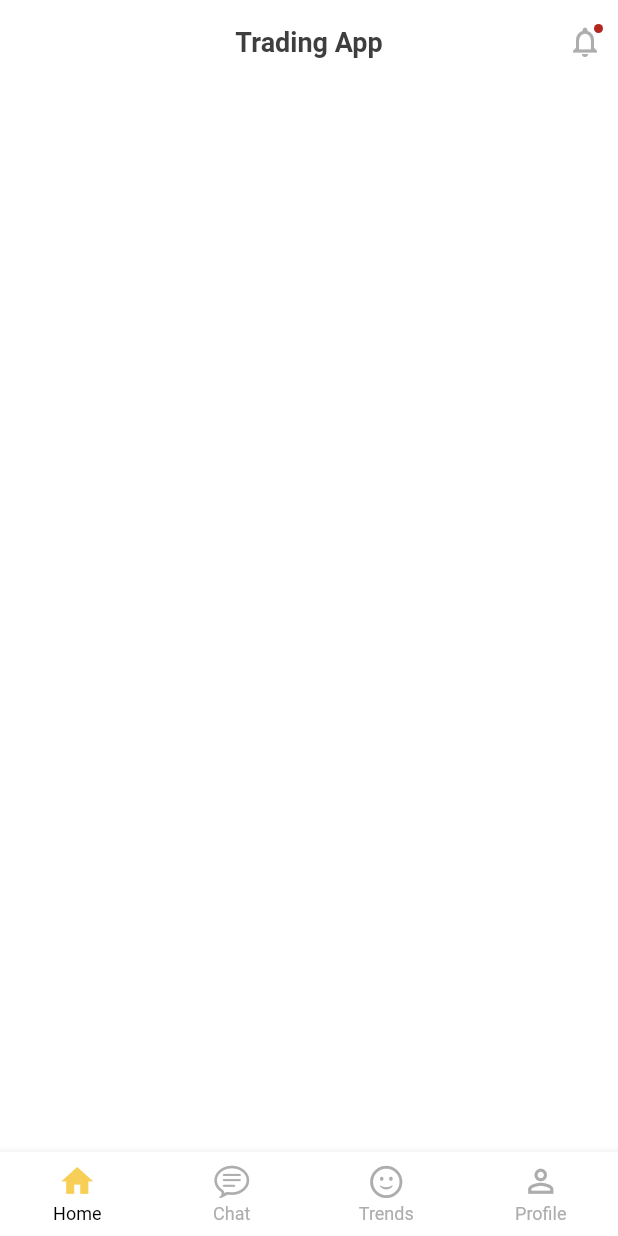
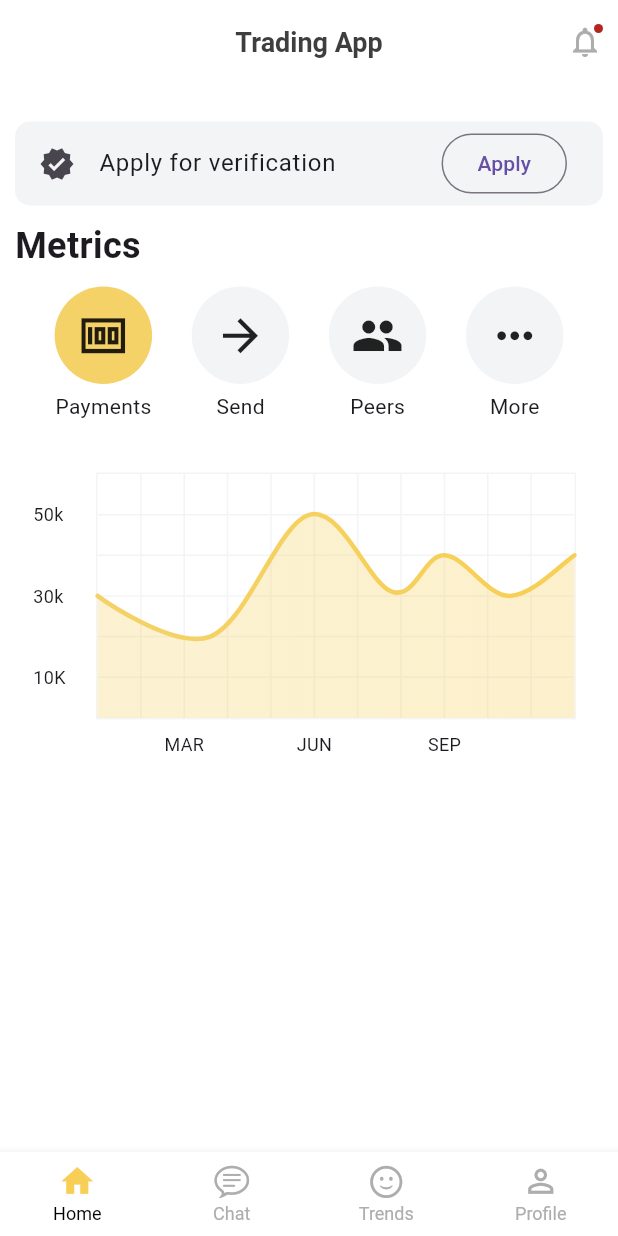
Before and after one commit to MuhammadBilalEllahi/Signal-Trader, a Flutter app: the screen it shows once a user with an empty profile is signed in, on a phone screen of 412 x 824 dp. Run offline on Flutter 3.47's test engine with Material 3 defaults, Android fonts, the phone set to English and light mode, and no system bars; drawn by our look-alikes of fl_chart; our stand-ins replace auth_buttons, firebase_auth, firebase_core, google_fonts, google_sign_in, hexcolor and 2 more; accounts and stored records are empty.

Commit message:
home_charts_auth_profile

```diff
--- a/lib/pages/root/home/Home.dart
+++ b/lib/pages/root/home/Home.dart
@@ -1,4 +1,8 @@
 import 'package:flutter/material.dart';
+import 'package:hexcolor/hexcolor.dart';
+import 'package:tradingapp/pages/root/home/components/FlChart.dart';
+import 'package:tradingapp/pages/root/home/components/HomeButtons.dart';
+import 'package:tradingapp/pages/services/constants/constants.dart';
 
 class Home extends StatefulWidget {
   const Home({super.key});
@@ -11,7 +15,38 @@ class _HomeState extends State<Home> {
   @override
   Widget build(BuildContext context) {
     return Scaffold(
-      appBar: AppBar(title: Text("Trading App"),centerTitle: true,
+      body: ListView(
+        padding: EdgeInsets.symmetric(horizontal: 10),
+        children: [
+          SizedBox(height: 25),
+          ListTile(
+            shape: RoundedRectangleBorder(
+              borderRadius: BorderRadius.circular(10)
+            ),
+            tileColor: HexColor("f3f4f6"),
+            leading: Icon(Icons.verified),
+            title: Text("Apply for verification"),
+            trailing: OutlinedButton(onPressed: (){}, child: Text("Apply")),
+          ),
+          SizedBox(height: 10),
+          Text("Metrics", style: TextStyle(fontSize: 24, fontWeight: FontWeight.w600),),
+          SizedBox(height: 10),
+          Row(
+            mainAxisSize: MainAxisSize.max,
+            mainAxisAlignment: MainAxisAlignment.spaceEvenly,
+            crossAxisAlignment: CrossAxisAlignment.center,
+            children: [
+              Homebuttons(onTap: (){}, icon: Icons.money_sharp, color: HexColor("#f4d267"), text: "Payments",),
+              Homebuttons(onTap: (){}, icon: Icons.arrow_forward, color: HexColor("#f3f4f6"), text: "Send",),
+              Homebuttons(onTap: (){}, icon: Icons.people, color: HexColor("#f3f4f6"), text: "Peers",),
+              Homebuttons(onTap: (){}, icon: Icons.more_horiz_outlined, color: HexColor("f3f4f6"), text: "More",)
+            ],
+          ),
+          SizedBox(height: 10,),
+          LineChartSample2()
+        ],
+      ),
+      appBar: AppBar(title: Text(AppConstants.appName),centerTitle: true,
       actions: [
         Padding(
           padding: const EdgeInsets.only(right: 10),
--- /dev/null
+++ b/lib/pages/root/home/components/FlChart.dart
@@ -0,0 +1,296 @@
+import 'package:fl_chart/fl_chart.dart';
+import 'package:flutter/material.dart';
+import 'package:hexcolor/hexcolor.dart';
+
+class LineChartSample2 extends StatefulWidget {
+  const LineChartSample2({super.key});
+
+  @override
+  State<LineChartSample2> createState() => _LineChartSample2State();
+}
+
+class _LineChartSample2State extends State<LineChartSample2> {
+  List<Color> gradientColors = [
+    HexColor("f4d267"),
+    HexColor("f7cf56")
+
+      ];
+
+  bool showAvg = false;
+
+  @override
+  Widget build(BuildContext context) {
+    return Stack(
+      children: <Widget>[
+        AspectRatio(
+          aspectRatio: 1.70,
+          child: Padding(
+            padding: const EdgeInsets.only(
+              right: 18,
+              left: 12,
+              top: 24,
+              bottom: 12,
+            ),
+            child: LineChart(
+              showAvg ? avgData() : mainData(),
+            ),
+          ),
+        ),
+        SizedBox(
+          width: 60,
+          height: 34,
+          child: TextButton(
+            onPressed: () {
+              setState(() {
+                showAvg = !showAvg;
+              });
+            },
+            child: Text(
+              'avg',
+              style: TextStyle(
+                fontSize: 12,
+                color: showAvg
+                    ? Colors.white.withValues(alpha: 0.5)
+                    : Colors.white,
+              ),
+            ),
+          ),
+        ),
+      ],
+    );
+  }
+
+  Widget bottomTitleWidgets(double value, TitleMeta meta) {
+    const style = TextStyle(
+      fontWeight: FontWeight.normal,
+      fontSize: 12,
+    );
+    Widget text;
+    switch (value.toInt()) {
+      case 2:
+        text = const Text('MAR', style: style);
+        break;
+      case 5:
+        text = const Text('JUN', style: style);
+        break;
+      case 8:
+        text = const Text('SEP', style: style);
+        break;
+      default:
+        text = const Text('', style: style);
+        break;
+    }
+
+    return SideTitleWidget(
+      meta: meta,
+      child: text,
+    );
+  }
+
+  Widget leftTitleWidgets(double value, TitleMeta meta) {
+    const style = TextStyle(
+      fontWeight: FontWeight.normal,
+      fontSize: 12,
+    );
+    String text;
+    switch (value.toInt()) {
+      case 1:
+        text = '10K';
+        break;
+      case 3:
+        text = '30k';
+        break;
+      case 5:
+        text = '50k';
+        break;
+      default:
+        return Container();
+    }
+
+    return Text(text, style: style, textAlign: TextAlign.left);
+  }
+
+  LineChartData mainData() {
+    return LineChartData(
+      gridData: FlGridData(
+        show: true,
+        drawVerticalLine: true,
+        horizontalInterval: 1,
+        verticalInterval: 1,
+        getDrawingHorizontalLine: (value) {
+          return FlLine(
+            color: HexColor("#f3f4f6"),
+            strokeWidth: 1,
+          );
+        },
+        getDrawingVerticalLine: (value) {
+          return FlLine(
+            color: HexColor("#f3f4f6"),
+            strokeWidth: 1,
+          );
+        },
+      ),
+      titlesData: FlTitlesData(
+        show: true,
+        rightTitles: const AxisTitles(
+          sideTitles: SideTitles(showTitles: false),
+        ),
+        topTitles: const AxisTitles(
+          sideTitles: SideTitles(showTitles: false),
+        ),
+        bottomTitles: AxisTitles(
+          sideTitles: SideTitles(
+            showTitles: true,
+            reservedSize: 30,
+            interval: 1,
+            getTitlesWidget: bottomTitleWidgets,
+          ),
+        ),
+        leftTitles: AxisTitles(
+          sideTitles: SideTitles(
+            showTitles: true,
+            interval: 1,
+            getTitlesWidget: leftTitleWidgets,
+            reservedSize: 42,
+          ),
+        ),
+      ),
+      borderData: FlBorderData(
+        show: true,
+        border: Border.all(color: HexColor("f3f4f6")),
+      ),
+      minX: 0,
+      maxX: 11,
+      minY: 0,
+      maxY: 6,
+      lineBarsData: [
+        LineChartBarData(
+          spots: const [
+            FlSpot(0, 3),
+            FlSpot(2.6, 2),
+            FlSpot(4.9, 5),
+            FlSpot(6.8, 3.1),
+            FlSpot(8, 4),
+            FlSpot(9.5, 3),
+            FlSpot(11, 4),
+          ],
+          isCurved: true,
+          gradient: LinearGradient(
+            colors: gradientColors,
+          ),
+          barWidth: 3,
+          isStrokeCapRound: true,
+          dotData: const FlDotData(
+            show: false,
+
+          ),
+          belowBarData: BarAreaData(
+            show: true,
+            gradient: LinearGradient(
+              colors: gradientColors
+                  .map((color) => color.withValues(alpha: 0.3))
+                  .toList(),
+            ),
+          ),
+        ),
+      ],
+    );
+  }
+
+  LineChartData avgData() {
+    return LineChartData(
+      lineTouchData: const LineTouchData(enabled: false),
+      gridData: FlGridData(
+        show: true,
+        drawHorizontalLine: true,
+        verticalInterval: 1,
+        horizontalInterval: 1,
+        getDrawingVerticalLine: (value) {
+          return const FlLine(
+            color: Color(0xff37434d),
+            strokeWidth: 1,
+          );
+        },
+        getDrawingHorizontalLine: (value) {
+          return const FlLine(
+            color: Color(0xff37434d),
+            strokeWidth: 1,
+          );
+        },
+      ),
+      titlesData: FlTitlesData(
+        show: true,
+        bottomTitles: AxisTitles(
+          sideTitles: SideTitles(
+            showTitles: true,
+            reservedSize: 30,
+            getTitlesWidget: bottomTitleWidgets,
+            interval: 1,
+          ),
+        ),
+        leftTitles: AxisTitles(
+          sideTitles: SideTitles(
+            showTitles: true,
+            getTitlesWidget: leftTitleWidgets,
+            reservedSize: 42,
+            interval: 1,
+          ),
+        ),
+        topTitles: const AxisTitles(
+          sideTitles: SideTitles(showTitles: false),
+        ),
+        rightTitles: const AxisTitles(
+          sideTitles: SideTitles(showTitles: false),
+        ),
+      ),
+      borderData: FlBorderData(
+        show: true,
+        border: Border.all(color: const Color(0xff37434d)),
+      ),
+      minX: 0,
+      maxX: 11,
+      minY: 0,
+      maxY: 6,
+      lineBarsData: [
+        LineChartBarData(
+          spots: const [
+            FlSpot(0, 3.44),
+            FlSpot(2.6, 3.44),
+            FlSpot(4.9, 3.44),
+            FlSpot(6.8, 3.44),
+            FlSpot(8, 3.44),
+            FlSpot(9.5, 3.44),
+            FlSpot(11, 3.44),
+          ],
+          isCurved: true,
+          gradient: LinearGradient(
+            colors: [
+              ColorTween(begin: gradientColors[0], end: gradientColors[1])
+                  .lerp(0.2)!,
+              ColorTween(begin: gradientColors[0], end: gradientColors[1])
+                  .lerp(0.2)!,
+            ],
+          ),
+          barWidth: 5,
+          isStrokeCapRound: true,
+          dotData: const FlDotData(
+            show: false,
+          ),
+          belowBarData: BarAreaData(
+            show: true,
+            gradient: LinearGradient(
+              colors: [
+                ColorTween(begin: gradientColors[0], end: gradientColors[1])
+                    .lerp(0.2)!
+                    .withValues(alpha: 0.1),
+                ColorTween(begin: gradientColors[0], end: gradientColors[1])
+                    .lerp(0.2)!
+                    .withValues(alpha: 0.1),
+              ],
+            ),
+          ),
+        ),
+      ],
+    );
+  }
+}
--- /dev/null
+++ b/lib/pages/root/home/components/HomeButtons.dart
@@ -0,0 +1,31 @@
+import 'package:flutter/material.dart';
+
+class Homebuttons extends StatelessWidget {
+  final Function() onTap;
+  final IconData icon;
+  final Color color;
+  final String text;
+  const Homebuttons({super.key, required this.onTap, required this.icon, required this.color, required this.text});
+
+  @override
+  Widget build(BuildContext context) {
+    return GestureDetector(
+      onTap:onTap,
+      child: Column(
+        children: [
+          Container(
+            padding: EdgeInsets.all(15),
+        decoration: BoxDecoration(
+          color:color,
+          borderRadius: BorderRadius.circular(100),
+
+        ),
+        child: Icon(icon, size:35),
+      ),
+      SizedBox(height:5),
+      Text(text)
+        ],
+      )
+    );
+  }
+}
--- a/lib/pages/services/AuthService.dart
+++ b/lib/pages/services/AuthService.dart
@@ -28,6 +28,8 @@ class AuthService extends ChangeNotifier {
     }
   }
 
+
+
   void signOut() {
     _firebaseAuth.signOut();
   }
--- a/pubspec.yaml
+++ b/pubspec.yaml
@@ -46,6 +46,7 @@ dependencies:
   google_fonts: ^6.2.1
   auth_buttons: ^3.0.3
   qr_flutter: ^4.1.0
+  fl_chart: ^0.70.2
 
 dev_dependencies:
   flutter_test:
```
Also changed, not shown: lib/pages/auth/widget/GoogleSignIn.dart (added, +34 -0 lines), pubspec.lock.
